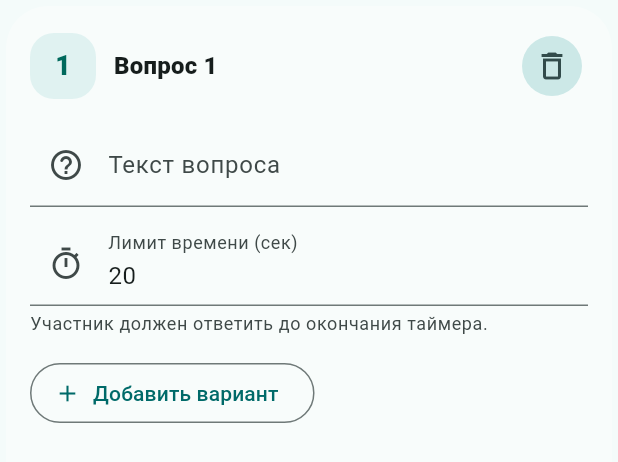
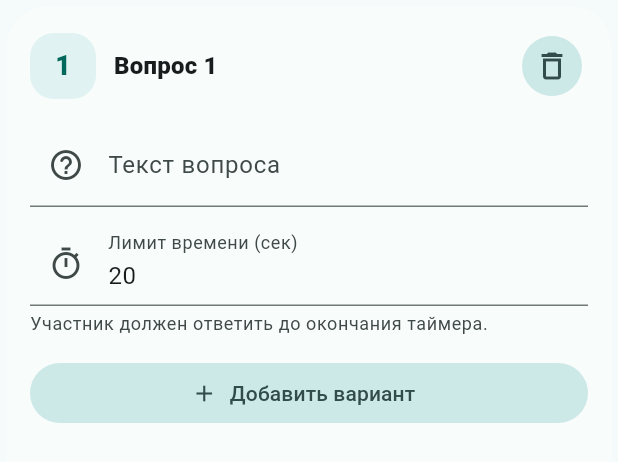
Before and after one commit to Evgl2004/umclick_01, a Flutter app: the TeacherQuizQuestionCard widget shown alone on an empty page, opened directly with empty values, on a phone screen of 412 x 824 dp. Shown: the top 462 px of the screen. Run offline on Flutter 3.47's test engine with Material 3 defaults, Android fonts, the phone set to English and light mode, and no system bars; our stand-ins replace qr_flutter, shared_preferences, web; missing offline and left inert: dart:js_interop; accounts and stored records are empty; network calls fail.

Commit message:
fix: усилить добавление вариантов ответа

```diff
--- a/frontend/lib/features/teacher/widgets/teacher_quiz_builder_card.dart
+++ b/frontend/lib/features/teacher/widgets/teacher_quiz_builder_card.dart
@@ -120,7 +120,11 @@ class _TeacherQuizBuilderCardState extends State<TeacherQuizBuilderCard> {
   }
 
   void _addChoiceAndRefresh(QuizDraftQuestion question) {
+    final choicesBefore = question.choices.length;
     widget.onAddChoice(question);
+    if (question.choices.length == choicesBefore) {
+      question.choices.add(QuizDraftChoice());
+    }
     if (!mounted) return;
     setState(() {});
   }
--- a/frontend/lib/features/teacher/widgets/teacher_quiz_question_card.dart
+++ b/frontend/lib/features/teacher/widgets/teacher_quiz_question_card.dart
@@ -121,9 +121,9 @@ class TeacherQuizQuestionCard extends StatelessWidget {
                 }).toList(),
               ),
             ),
-            Align(
-              alignment: Alignment.centerLeft,
-              child: OutlinedButton.icon(
+            SizedBox(
+              width: double.infinity,
+              child: FilledButton.tonalIcon(
                 onPressed: loading ? null : onAddChoice,
                 icon: const Icon(Icons.add),
                 label: Text(appText(AppText.addChoiceButton)),
```
Also changed, not shown: 1 other file.
